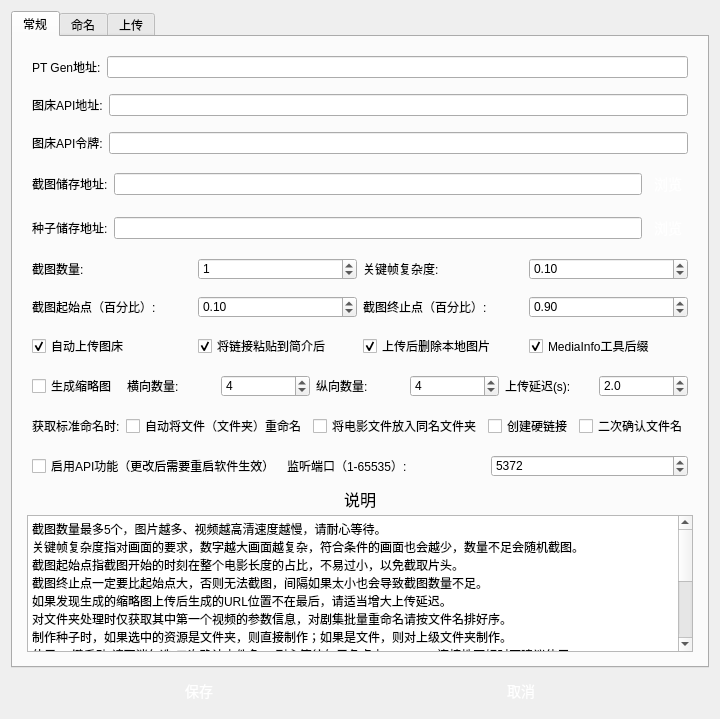
publish-helper/publish-helper, file src/gui/ui/settings.ui: the form before one commit.
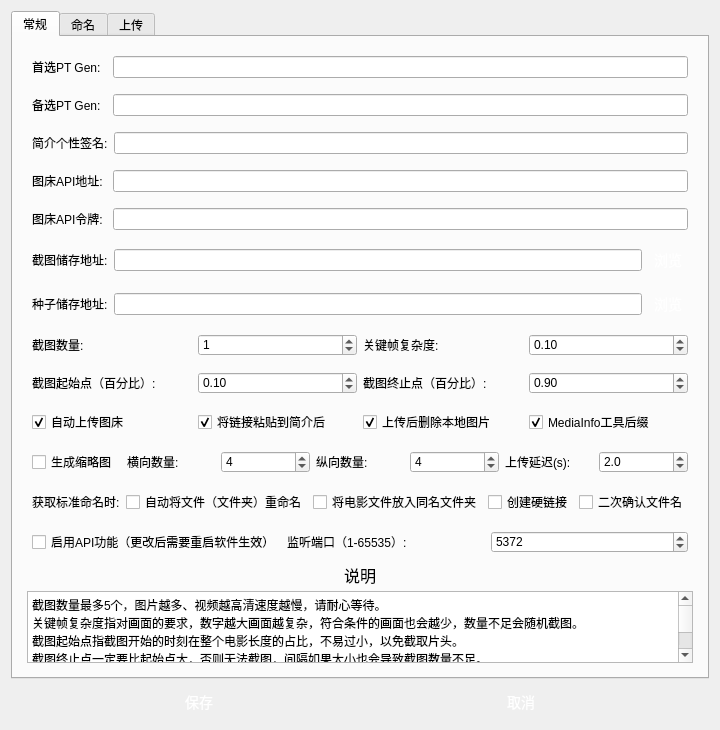
The form after the commit.

Patch:
```diff
--- a/src/gui/ui/settings.ui
+++ b/src/gui/ui/settings.ui
@@ -54,6 +54,12 @@
            </property>
            <item>
             <widget class="QLabel" name="label_8">
+             <property name="minimumSize">
+              <size>
+               <width>75</width>
+               <height>0</height>
+              </size>
+             </property>
              <property name="styleSheet">
               <string>QPushButton {
     display: inline-block;
@@ -80,7 +86,7 @@
 </string>
              </property>
              <property name="text">
-              <string>PT Gen地址:</string>
+              <string>首选PT Gen:</string>
              </property>
             </widget>
            </item>
@@ -121,6 +127,184 @@
            </item>
           </layout>
          </item>
+         <item>
+          <layout class="QHBoxLayout" name="horizontalLayout_28">
+           <property name="leftMargin">
+            <number>5</number>
+           </property>
+           <property name="topMargin">
+            <number>5</number>
+           </property>
+           <property name="rightMargin">
+            <number>5</number>
+           </property>
+           <property name="bottomMargin">
+            <number>5</number>
+           </property>
+           <item>
+            <widget class="QLabel" name="label_11">
+             <property name="minimumSize">
+              <size>
+               <width>75</width>
+               <height>0</height>
+              </size>
+             </property>
+             <property name="styleSheet">
+              <string>QPushButton {
+    display: inline-block;
+    padding: 5px 5px;
+    font-size: 16px;
+    cursor: pointer;
+    text-align: center;
+    text-decoration: none;
+    outline: none;
+    color:#fff;
+    background-color: #559e24;
+    border: none;
+    border-radius: 15px;
+    box-shadow: 0 9px #999;
+}
+
+QPushButton:hover {
+background-color: #4a8821;
+}
+
+QPushButton:pressed {
+    background-color: #3c6f1b;
+}
+</string>
+             </property>
+             <property name="text">
+              <string>备选PT Gen:</string>
+             </property>
+            </widget>
+           </item>
+           <item>
+            <widget class="QLineEdit" name="ptGenApiUrlBackup">
+             <property name="styleSheet">
+              <string>QPushButton {
+    display: inline-block;
+    padding: 5px 5px;
+    font-size: 16px;
+    cursor: pointer;
+    text-align: center;
+    text-decoration: none;
+    outline: none;
+    color:#fff;
+    background-color: #559e24;
+    border: none;
+    border-radius: 15px;
+    box-shadow: 0 9px #999;
+}
+
+QPushButton:hover {
+background-color: #4a8821;
+}
+
+QPushButton:pressed {
+    background-color: #3c6f1b;
+}
+</string>
+             </property>
+             <property name="text">
+              <string/>
+             </property>
+             <property name="clearButtonEnabled">
+              <bool>true</bool>
+             </property>
+            </widget>
+           </item>
+          </layout>
+         </item>
+         <item>
+          <layout class="QHBoxLayout" name="horizontalLayout_29">
+           <property name="leftMargin">
+            <number>5</number>
+           </property>
+           <property name="topMargin">
+            <number>5</number>
+           </property>
+           <property name="rightMargin">
+            <number>5</number>
+           </property>
+           <property name="bottomMargin">
+            <number>5</number>
+           </property>
+           <item>
+            <widget class="QLabel" name="label_33">
+             <property name="minimumSize">
+              <size>
+               <width>75</width>
+               <height>0</height>
+              </size>
+             </property>
+             <property name="styleSheet">
+              <string>QPushButton {
+    display: inline-block;
+    padding: 5px 5px;
+    font-size: 16px;
+    cursor: pointer;
+    text-align: center;
+    text-decoration: none;
+    outline: none;
+    color:#fff;
+    background-color: #559e24;
+    border: none;
+    border-radius: 15px;
+    box-shadow: 0 9px #999;
+}
+
+QPushButton:hover {
+background-color: #4a8821;
+}
+
+QPushButton:pressed {
+    background-color: #3c6f1b;
+}
+</string>
+             </property>
+             <property name="text">
+              <string>简介个性签名:</string>
+             </property>
+            </widget>
+           </item>
+           <item>
+            <widget class="QLineEdit" name="personalizedSignature">
+             <property name="styleSheet">
+              <string>QPushButton {
+    display: inline-block;
+    padding: 5px 5px;
+    font-size: 16px;
+    cursor: pointer;
+    text-align: center;
+    text-decoration: none;
+    outline: none;
+    color:#fff;
+    background-color: #559e24;
+    border: none;
+    border-radius: 15px;
+    box-shadow: 0 9px #999;
+}
+
+QPushButton:hover {
+background-color: #4a8821;
+}
+
+QPushButton:pressed {
+    background-color: #3c6f1b;
+}
+</string>
+             </property>
+             <property name="text">
+              <string/>
+             </property>
+             <property name="clearButtonEnabled">
+              <bool>true</bool>
+             </property>
+            </widget>
+           </item>
+          </layout>
+         </item>
          <item>
           <layout class="QHBoxLayout" name="horizontalLayout_4">
            <property name="leftMargin">
@@ -137,6 +321,12 @@
            </property>
            <item>
             <widget class="QLabel" name="label_6">
+             <property name="minimumSize">
+              <size>
+               <width>75</width>
+               <height>0</height>
+              </size>
+             </property>
              <property name="styleSheet">
               <string>QPushButton {
     display: inline-block;
@@ -220,6 +410,12 @@
            </property>
            <item>
             <widget class="QLabel" name="label_7">
+             <property name="minimumSize">
+              <size>
+               <width>75</width>
+               <height>0</height>
+              </size>
+             </property>
              <property name="styleSheet">
               <string>QPushButton {
     display: inline-block;
@@ -306,6 +502,12 @@
            </property>
            <item>
             <widget class="QLabel" name="label_3">
+             <property name="minimumSize">
+              <size>
+               <width>75</width>
+               <height>0</height>
+              </size>
+             </property>
              <property name="styleSheet">
               <string>QPushButton {
     display: inline-block;
@@ -430,6 +632,12 @@
            </property>
            <item>
             <widget class="QLabel" name="label_12">
+             <property name="minimumSize">
+              <size>
+               <width>75</width>
+               <height>0</height>
+              </size>
+             </property>
              <property name="styleSheet">
               <string>QPushButton {
     display: inline-block;
```
